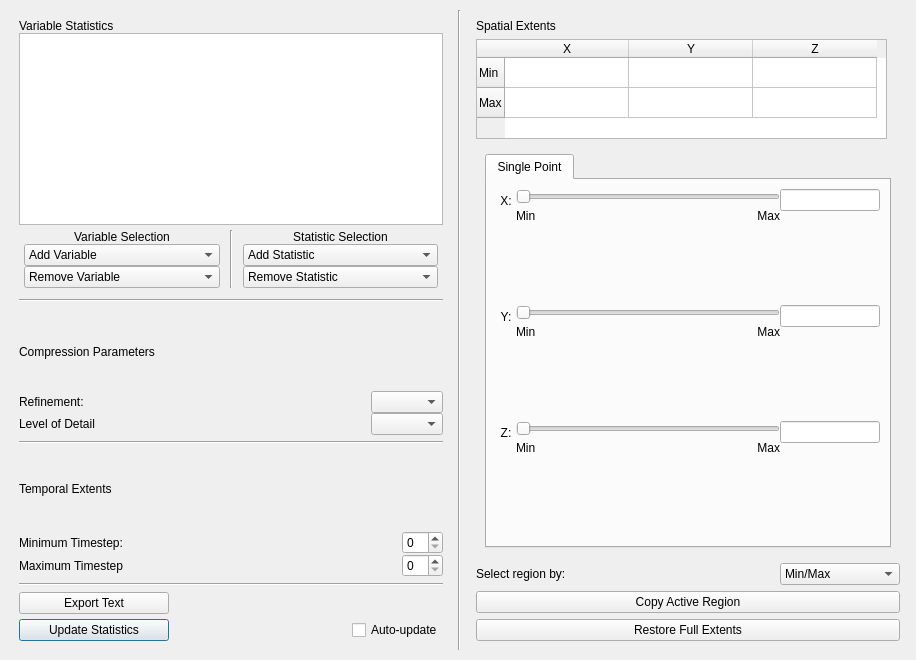
The window that apps/vaporgui/ui/statsWindow.ui (StasJ/vapor-formatted) describes before a commit, drawn with Qt 5.
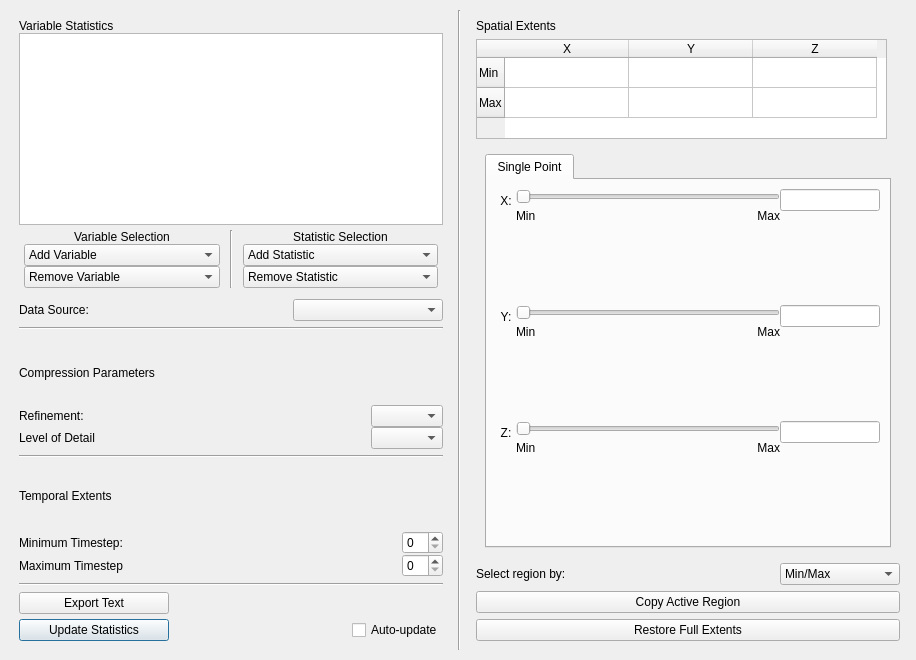
The same window after the commit.

What changed in the file:
```diff
--- a/apps/vaporgui/ui/statsWindow.ui
+++ b/apps/vaporgui/ui/statsWindow.ui
@@ -224,6 +224,46 @@
          </item>
         </layout>
        </item>
+       <item>
+        <layout class="QHBoxLayout" name="horizontalLayout">
+         <property name="spacing">
+          <number>0</number>
+         </property>
+         <property name="bottomMargin">
+          <number>0</number>
+         </property>
+         <item>
+          <widget class="QLabel" name="label_5">
+           <property name="text">
+            <string>Data Source:</string>
+           </property>
+          </widget>
+         </item>
+         <item>
+          <spacer name="horizontalSpacer_8">
+           <property name="orientation">
+            <enum>Qt::Horizontal</enum>
+           </property>
+           <property name="sizeHint" stdset="0">
+            <size>
+             <width>40</width>
+             <height>20</height>
+            </size>
+           </property>
+          </spacer>
+         </item>
+         <item>
+          <widget class="QComboBox" name="dataMgrCombo">
+           <property name="minimumSize">
+            <size>
+             <width>150</width>
+             <height>0</height>
+            </size>
+           </property>
+          </widget>
+         </item>
+        </layout>
+       </item>
        <item>
         <widget class="Line" name="line_4">
          <property name="orientation">
```
